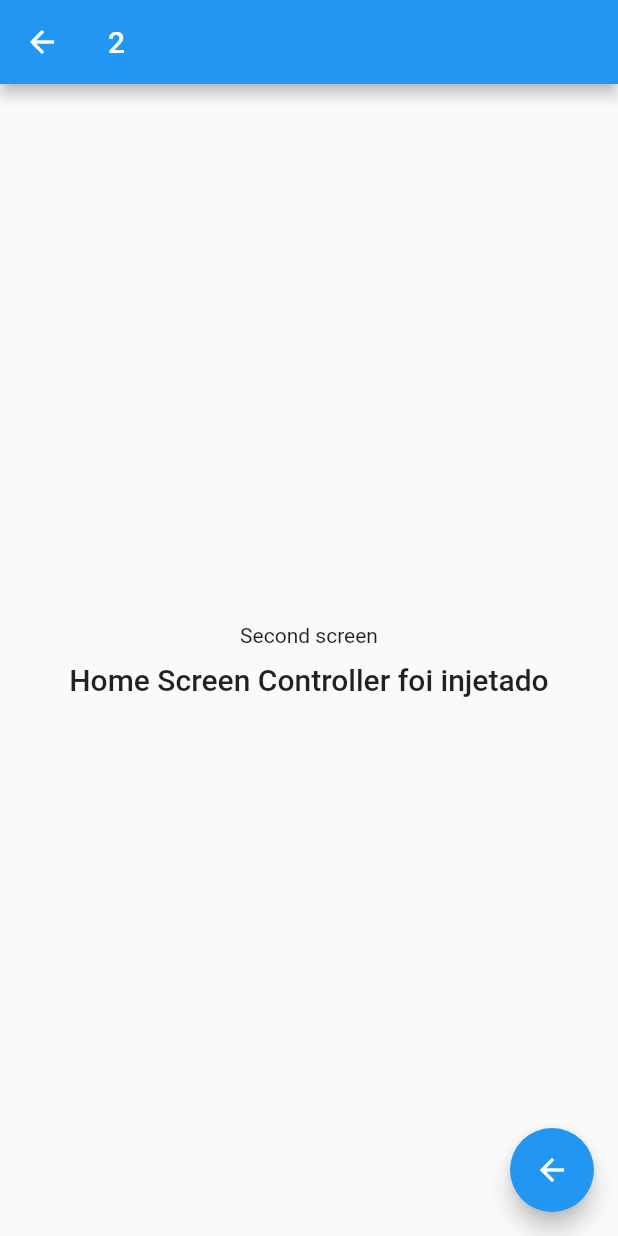
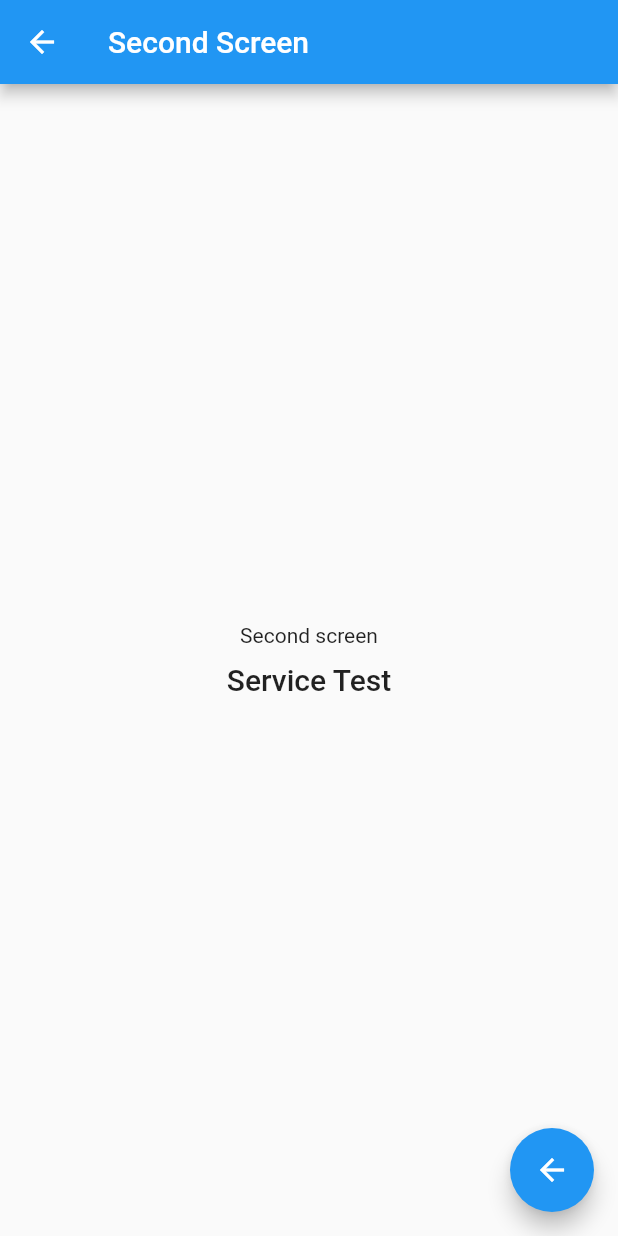
Before and after one commit to Gabriel-S-Souza/flutter_web_example, a Flutter app: the screen it shows after launch, after a tap on the "arrow forward" icon, on a phone screen of 412 x 824 dp. Run offline on Flutter 3.47's test engine with Material 2 defaults, Android fonts, the phone set to English and light mode, and no system bars; our stand-ins replace get_it.

Commit message:
Simple example for test

```diff
--- a/lib/home_screen.dart
+++ b/lib/home_screen.dart
@@ -1,6 +1,6 @@
 import 'package:flutter/material.dart';
-import 'package:flutter_modular/flutter_modular.dart';
 import 'package:flutter_web_test/service_test.dart';
+import 'package:flutter_web_test/setup_locator.dart';
 
 class HomeScreen extends StatefulWidget {
   const HomeScreen({super.key, required this.title});
@@ -8,19 +8,11 @@ class HomeScreen extends StatefulWidget {
   final String title;
 
   @override
-  State<HomeScreen> createState() => _HomeScreenState();
+  State<HomeScreen> createState() => _SecondScreenState();
 }
 
-class _HomeScreenState extends State<HomeScreen> {
-  int _counter = 0;
-  final ServiceTest serviceTest = Modular.get();
-
-  void _incrementCounter() {
-    setState(() {
-      _counter++;
-    });
-  }
-
+class _SecondScreenState extends State<HomeScreen> {
+  final ServiceTest controller = getIt<ServiceTest>();
   @override
   Widget build(BuildContext context) {
     return Scaffold(
@@ -32,15 +24,11 @@ class _HomeScreenState extends State<HomeScreen> {
           mainAxisAlignment: MainAxisAlignment.center,
           children: <Widget>[
             const Text(
-              'Contador',
-            ),
-            Text(
-              '$_counter',
-              style: Theme.of(context).textTheme.headlineMedium,
+              'Home screen',
             ),
             const SizedBox(height: 10),
             Text(
-              '${serviceTest.message} foi injetado',
+              controller.message,
               style: Theme.of(context).textTheme.headline6,
             ),
           ],
@@ -50,14 +38,8 @@ class _HomeScreenState extends State<HomeScreen> {
         mainAxisAlignment: MainAxisAlignment.end,
         children: [
           FloatingActionButton(
-            onPressed: _incrementCounter,
-            tooltip: 'Increment',
-            child: const Icon(Icons.add),
-          ),
-          const SizedBox(height: 10),
-          FloatingActionButton(
             onPressed: () {
-              Modular.to.pushNamed('/second');
+              Navigator.of(context).pushNamed('/second');
             },
             tooltip: 'Second screen',
             child: const Icon(Icons.arrow_forward),
--- a/lib/home_screen_module.dart
+++ /dev/null
@@ -1,24 +0,0 @@
-import 'package:flutter_modular/flutter_modular.dart';
-import 'package:flutter_web_test/home_screen.dart';
-
-class HomeScreenModule extends Module {
-  @override
-  List<Bind> get binds => [
-        Bind.lazySingleton((i) => HomeScreenExampleController('Home Screen Controller')),
-      ];
-
-  @override
-  List<ModularRoute> get routes => [
-        ChildRoute(
-          Modular.initialRoute,
-          child: (_, args) => const HomeScreen(
-            title: 'Flutter Web Test',
-          ),
-        ),
-      ];
-}
-
-class HomeScreenExampleController {
-  final String title;
-  HomeScreenExampleController(this.title);
-}
--- a/lib/main.dart
+++ b/lib/main.dart
@@ -1,14 +1,11 @@
 import 'package:flutter/material.dart';
-import 'package:flutter_modular/flutter_modular.dart';
-import 'package:flutter_web_test/app_module.dart';
+import 'package:flutter_web_test/home_screen.dart';
+import 'package:flutter_web_test/second_screen.dart';
+import 'package:flutter_web_test/setup_locator.dart';
 
 void main() {
-  runApp(
-    ModularApp(
-      module: AppModule(),
-      child: const AppWidget(),
-    ),
-  );
+  setupLocator();
+  runApp(const AppWidget());
 }
 
 class AppWidget extends StatelessWidget {
@@ -16,13 +13,20 @@ class AppWidget extends StatelessWidget {
 
   @override
   Widget build(BuildContext context) {
-    return MaterialApp.router(
-        title: 'Flutter Web Test',
-        routeInformationParser: Modular.routeInformationParser,
-        routerDelegate: Modular.routerDelegate,
-        debugShowCheckedModeBanner: false,
-        theme: ThemeData(
-          primarySwatch: Colors.blue,
-        ));
+    return MaterialApp(
+      title: 'Flutter Web Test',
+      initialRoute: '/',
+      routes: {
+        '/': (context) => const HomeScreen(
+              title: 'Flutter Web Test',
+            ),
+        '/second': (context) => const SecondScreen(
+              title: 'Second Screen',
+            ),
+      },
+      theme: ThemeData(
+        primarySwatch: Colors.blue,
+      ),
+    );
   }
 }
--- a/lib/second_screen.dart
+++ b/lib/second_screen.dart
@@ -1,6 +1,6 @@
 import 'package:flutter/material.dart';
-import 'package:flutter_modular/flutter_modular.dart';
-import 'package:flutter_web_test/home_screen_module.dart';
+import 'package:flutter_web_test/service_test.dart';
+import 'package:flutter_web_test/setup_locator.dart';
 
 class SecondScreen extends StatefulWidget {
   const SecondScreen({super.key, required this.title});
@@ -12,7 +12,12 @@ class SecondScreen extends StatefulWidget {
 }
 
 class _SecondScreenState extends State<SecondScreen> {
-  final HomeScreenExampleController controller = Modular.get();
+  @override
+  void dispose() {
+    super.dispose();
+  }
+
+  final ServiceTest controller = getIt<ServiceTest>();
   @override
   Widget build(BuildContext context) {
     return Scaffold(
@@ -28,7 +33,7 @@ class _SecondScreenState extends State<SecondScreen> {
             ),
             const SizedBox(height: 10),
             Text(
-              '${controller.title} foi injetado',
+              controller.message,
               style: Theme.of(context).textTheme.headline6,
             ),
           ],
@@ -37,16 +42,9 @@ class _SecondScreenState extends State<SecondScreen> {
       floatingActionButton: Column(
         mainAxisAlignment: MainAxisAlignment.end,
         children: [
-          // FloatingActionButton(
-          //   onPressed: () {
-          //     Modular.to.pushNamed('/third');
-          //   },
-          //   tooltip: 'Third screen',
-          //   child: const Icon(Icons.add),
-          // ),
           FloatingActionButton(
             onPressed: () {
-              Modular.to.pop();
+              Navigator.of(context).pop();
             },
             tooltip: 'Back',
             child: const Icon(Icons.arrow_back),
--- /dev/null
+++ b/lib/setup_locator.dart
@@ -0,0 +1,8 @@
+import 'package:flutter_web_test/service_test.dart';
+import 'package:get_it/get_it.dart';
+
+final getIt = GetIt.instance;
+
+void setupLocator() {
+  getIt.registerLazySingleton(() => ServiceTest());
+}
--- a/pubspec.yaml
+++ b/pubspec.yaml
@@ -35,8 +35,7 @@ dependencies:
   # The following adds the Cupertino Icons font to your application.
   # Use with the CupertinoIcons class for iOS style icons.
   cupertino_icons: ^1.0.2
-
-  flutter_modular: ^5.0.3
+  get_it: ^7.2.0
 
 dev_dependencies:
   flutter_test:
```
Also changed, not shown: lib/app_module.dart (deleted, +0 -20 lines), lib/second_screen_module.dart (deleted, +0 -17 lines), pubspec.lock.
